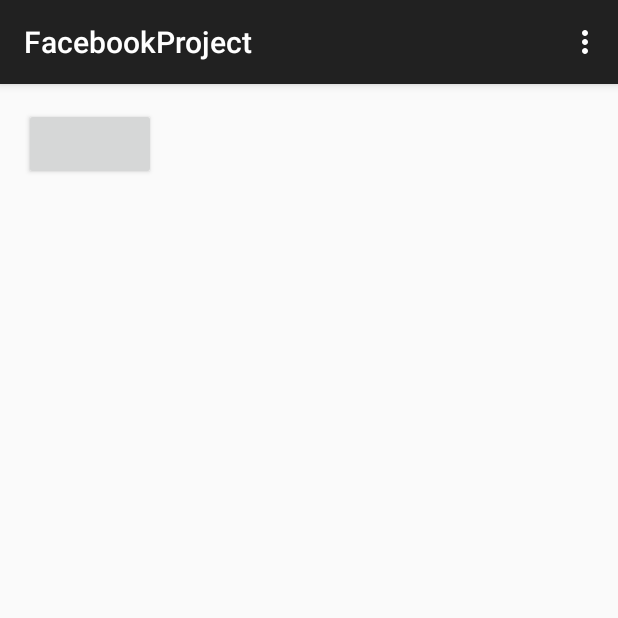
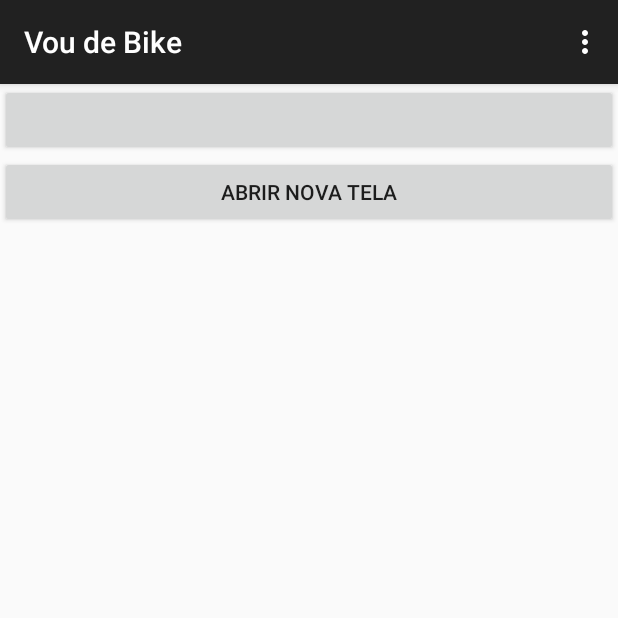
Before and after one commit to felipemiquelim/VouDeBike, an Android app: the screen it shows after launch (MainActivity), on a phone screen of 412 x 824 dp, the top half of it. Run offline under Robolectric (Android 15) with nearby library versions, the phone set to English and light mode, and no system bars; libraries missing offline, so code that uses them is left out: com.facebook; plain views replace LoginButton; 3 statements that could not run were skipped.

Commit message:
Chamada de Segunda tela ficticia

```diff
--- a/app/src/main/AndroidManifest.xml
+++ b/app/src/main/AndroidManifest.xml
@@ -9,7 +9,6 @@
         android:icon="@mipmap/ic_launcher"
         android:label="@string/app_name"
         android:theme="@style/AppTheme" >
-
 
         <meta-data
             android:name="com.facebook.sdk.ApplicationId"
@@ -24,6 +23,7 @@
                 <category android:name="android.intent.category.LAUNCHER" />
             </intent-filter>
         </activity>
+        <activity android:name=".menu"></activity>
 
         <activity android:name="com.facebook.FacebookActivity"/>
     </application>
--- a/app/src/main/res/layout/activity_main.xml
+++ b/app/src/main/res/layout/activity_main.xml
@@ -1,11 +1,21 @@
-<RelativeLayout xmlns:android="http://schemas.android.com/apk/res/android"
-    xmlns:tools="http://schemas.android.com/tools" android:layout_width="match_parent"
-    android:layout_height="match_parent" android:paddingLeft="@dimen/activity_horizontal_margin"
-    android:paddingRight="@dimen/activity_horizontal_margin"
-    android:paddingTop="@dimen/activity_vertical_margin"
-    android:paddingBottom="@dimen/activity_vertical_margin" tools:context=".MainActivity">
+<LinearLayout xmlns:android="http://schemas.android.com/apk/res/android"
+    android:layout_width="match_parent"
+    android:layout_height="wrap_content"
+    android:orientation="vertical" >
+
 
     <com.facebook.login.widget.LoginButton
-        android:layout_width="wrap_content"
-        android:layout_height="wrap_content" />
-</RelativeLayout>
+        android:layout_width="fill_parent"
+        android:layout_height="wrap_content"
+        android:layout_gravity="center_horizontal"
+        android:gravity="center" />
+
+    <Button
+        android:id="@+id/bNovaTela"
+        android:layout_width="fill_parent"
+        android:layout_height="wrap_content"
+        android:layout_gravity="center_horizontal"
+        android:gravity="center"
+        android:text="ABRIR NOVA TELA"
+        android:onClick="onButtonClick" />
+</LinearLayout>
--- a/app/src/main/res/values/strings.xml
+++ b/app/src/main/res/values/strings.xml
@@ -1,5 +1,5 @@
 <resources>
-    <string name="app_name">FacebookProject</string>
+    <string name="app_name">Vou de Bike</string>
 
     <string name="hello_world">Hello world!</string>
     <string name="action_settings">Settings</string>
--- a/settings.gradle
+++ b/settings.gradle
@@ -1 +1,2 @@
 include ':app', ':facebook'
+include ':app:libs'
```
Also changed, not shown: app/src/main/java/br/com/puc/facebookproject/MainActivity.java (+10 -0 lines), app/src/main/java/br/com/puc/facebookproject/menu.java (added, +15 -0 lines), app/src/main/res/layout/menu.xml (added, +39 -0 lines), app/libs/ksoap2-android-assembly-2.4-jar-with-dependencies.jar (added), app/src/main/ic_launcher-web.png (added), app/src/main/res/mipmap-hdpi/ic_launcher.png, app/src/main/res/mipmap-mdpi/ic_launcher.png, app/src/main/res/mipmap-xhdpi/ic_launcher.png, app/src/main/res/mipmap-xxhdpi/ic_launcher.png, app/src/main/res/mipmap-xxxhdpi/ic_launcher.png (added), 2 other files.
